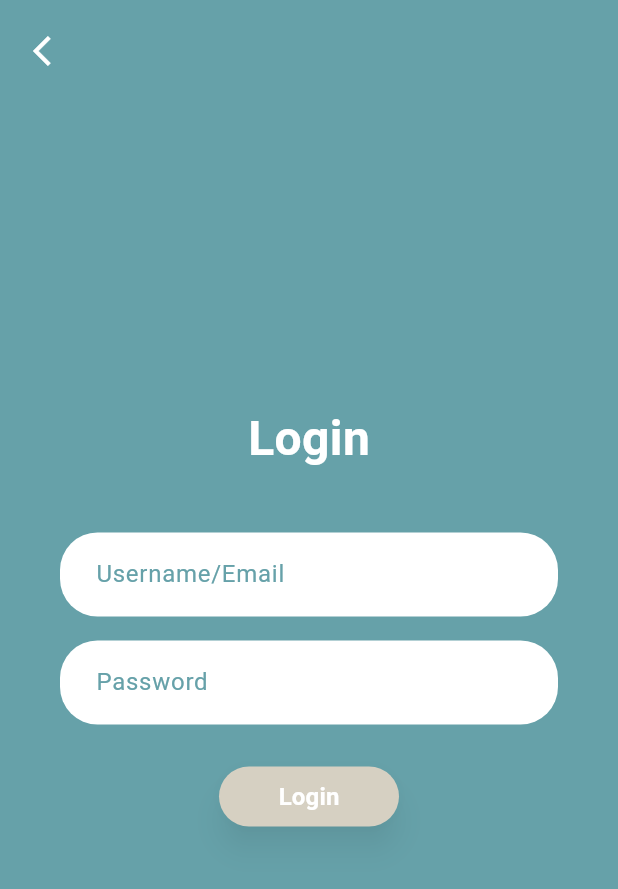
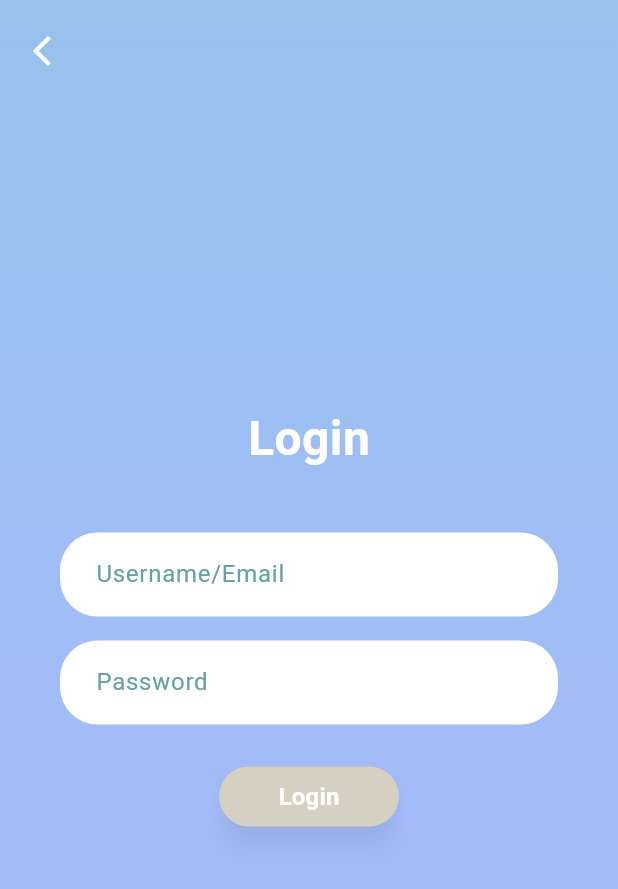
Before and after one commit to nammeyyy/fashion-app, a Flutter app: the screen it shows after launch, after a tap on "Login", on a phone screen of 412 x 824 dp. Shown: the top 889 px of the screen. Run offline on Flutter 3.47's test engine with Material 3 defaults, Android fonts, the phone set to English and light mode, and no system bars; our stand-ins replace lottie.

Commit message:
add animation after login

```diff
--- a/lib/pages/login_page.dart
+++ b/lib/pages/login_page.dart
@@ -1,32 +1,74 @@
 import 'package:flutter/material.dart';
+import 'package:lottie/lottie.dart';
 import '../main.dart';
 
-class LoginPage extends StatelessWidget {
+class LoginPage extends StatefulWidget {
   const LoginPage({Key? key}) : super(key: key);
+
+  @override
+  State<LoginPage> createState() => _LoginPageState();
+}
+
+class _LoginPageState extends State<LoginPage> {
+  void _onLoginPressed() {
+    // Show modal loading animation
+    showDialog(
+      context: context,
+      barrierDismissible: false, // Prevent closing modal by tapping outside
+      builder: (context) {
+        return Dialog(
+          backgroundColor: Colors.transparent, // Transparent background
+          elevation: 0,
+          child: Center(
+            child: Lottie.asset(
+              'assets/animations/loading.json',
+              width: 150,
+              height: 150,
+              fit: BoxFit.contain,
+            ),
+          ),
+        );
+      },
+    );
+
+    // Simulate delay before navigating
+    Future.delayed(const Duration(seconds: 2), () {
+      Navigator.pop(context); // Close loading modal
+      Navigator.pushAndRemoveUntil(
+        context,
+        MaterialPageRoute(builder: (context) => const MainPage()),
+        (route) => false,
+      );
+    });
+  }
 
   @override
   Widget build(BuildContext context) {
     return Scaffold(
-      backgroundColor: const Color(0xFF66A1A9),
-      body: SafeArea(
+      body: Container(
+        decoration: const BoxDecoration(
+          gradient: LinearGradient(
+            begin: Alignment.topCenter,
+            end: Alignment.bottomCenter,
+            colors: <Color>[
+              Color(0xff97C2EC),
+              Color(0xffAAB8FF),
+            ],
+          ),
+        ),
+        child: SafeArea(
           child: Stack(
             children: [
-            // ปุ่มย้อนกลับ
               Positioned(
                 top: 10,
                 left: 10,
                 child: IconButton(
-                icon: const Icon(
-                  Icons.arrow_back_ios,
-                  color: Colors.white,
-                ),
-                onPressed: () {
-                  Navigator.pop(context);
-                },
+                  icon: const Icon(Icons.arrow_back_ios, color: Colors.white),
+                  onPressed: () => Navigator.pop(context),
                 ),
               ),
-            // เนื้อหาหลัก
-            Padding(
+              Center(
+                child: Padding(
                   padding: const EdgeInsets.symmetric(horizontal: 40.0),
                   child: Column(
                     mainAxisAlignment: MainAxisAlignment.center,
@@ -43,8 +85,8 @@ class LoginPage extends StatelessWidget {
                       TextField(
                         decoration: InputDecoration(
                           hintText: 'Username/Email',
-                      hintStyle: TextStyle(
-                        color: const Color(0xFF66A1A9),
+                          hintStyle: const TextStyle(
+                            color: Color(0xFF66A1A9),
                           ),
                           filled: true,
                           fillColor: Colors.white,
@@ -63,8 +105,8 @@ class LoginPage extends StatelessWidget {
                         obscureText: true,
                         decoration: InputDecoration(
                           hintText: 'Password',
-                      hintStyle: TextStyle(
-                        color: const Color(0xFF66A1A9),
+                          hintStyle: const TextStyle(
+                            color: Color(0xFF66A1A9),
                           ),
                           filled: true,
                           fillColor: Colors.white,
@@ -80,13 +122,7 @@ class LoginPage extends StatelessWidget {
                       ),
                       const SizedBox(height: 24),
                       ElevatedButton(
-                    onPressed: () {
-                      Navigator.pushAndRemoveUntil(
-                        context,
-                        MaterialPageRoute(builder: (context) => const MainPage()),
-                        (route) => false,
-                      );
-                    },
+                        onPressed: _onLoginPressed,
                         style: ElevatedButton.styleFrom(
                           backgroundColor: const Color(0xFFD6D0C2),
                           foregroundColor: Colors.white,
@@ -108,7 +144,9 @@ class LoginPage extends StatelessWidget {
                     ],
                   ),
                 ),
+              ),
             ],
+          ),
         ),
       ),
     );
--- a/lib/pages/welcome_page.dart
+++ b/lib/pages/welcome_page.dart
@@ -32,7 +32,14 @@ class WelcomePage extends StatelessWidget {
                bottom: 60,
              ),
              decoration: BoxDecoration(
-               color: const Color(0xFF2F4156).withOpacity(0.8),
+              gradient: LinearGradient(
+                begin: Alignment.topCenter,
+                end: Alignment.bottomCenter,
+                colors: <Color>[
+                  const Color(0xff97C2EC),
+                  const Color(0xffAAB8FF),
+                ],
+              ),
              ),
              child: Column(
                crossAxisAlignment: CrossAxisAlignment.start,
--- a/pubspec.yaml
+++ b/pubspec.yaml
@@ -34,6 +34,7 @@ dependencies:
   # The following adds the Cupertino Icons font to your application.
   # Use with the CupertinoIcons class for iOS style icons.
   cupertino_icons: ^1.0.8
+  lottie: ^3.3.1
 
 dev_dependencies:
   flutter_test:
@@ -62,6 +63,7 @@ flutter:
     - assets/images/profile.jpeg
     - assets/images/welcome.jpeg
     - assets/images/dress.jpg
+    - assets/animations/loading.json
 
 
   # An image asset can refer to one or more resolution-specific "variants", see
```
Also changed, not shown: assets/animations/loading.json (added, +1 -0 lines), pubspec.lock, 1 other file. Lines whose indentation alone changed are shown as unchanged.
